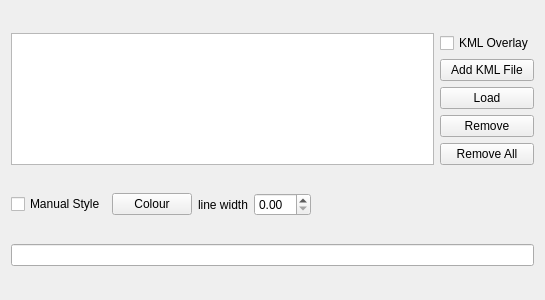
Old version of the form mslib/msui/ui/ui_kmloverlay_dockwidget.ui in the repository Open-MSS/MSS.
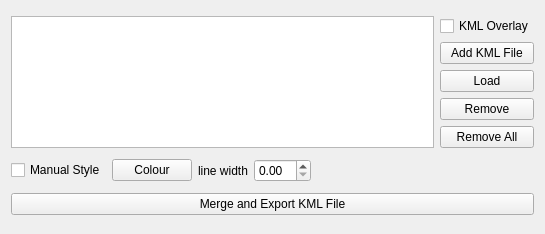
New version of the form.

Commit message: Removed lineEdit (leFile) box, added Merge Button UI

Patch:
```diff
--- a/mslib/msui/ui/ui_kmloverlay_dockwidget.ui
+++ b/mslib/msui/ui/ui_kmloverlay_dockwidget.ui
@@ -7,7 +7,7 @@
     <x>0</x>
     <y>0</y>
     <width>545</width>
-    <height>300</height>
+    <height>234</height>
    </rect>
   </property>
   <property name="windowTitle">
@@ -113,7 +113,11 @@
     </layout>
    </item>
    <item>
-    <widget class="QLineEdit" name="leFile"/>
+    <widget class="QPushButton" name="pushButton_merge">
+     <property name="text">
+      <string>Merge and Export KML File</string>
+     </property>
+    </widget>
    </item>
   </layout>
  </widget>
```
The commit also changes 2 other files.
